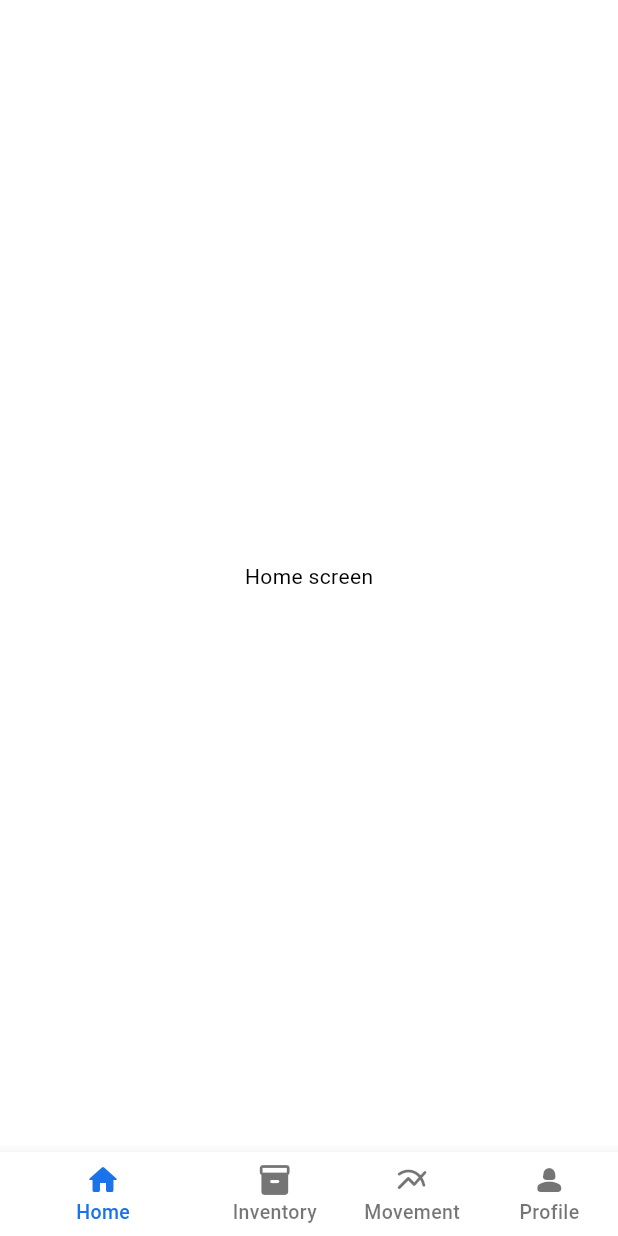
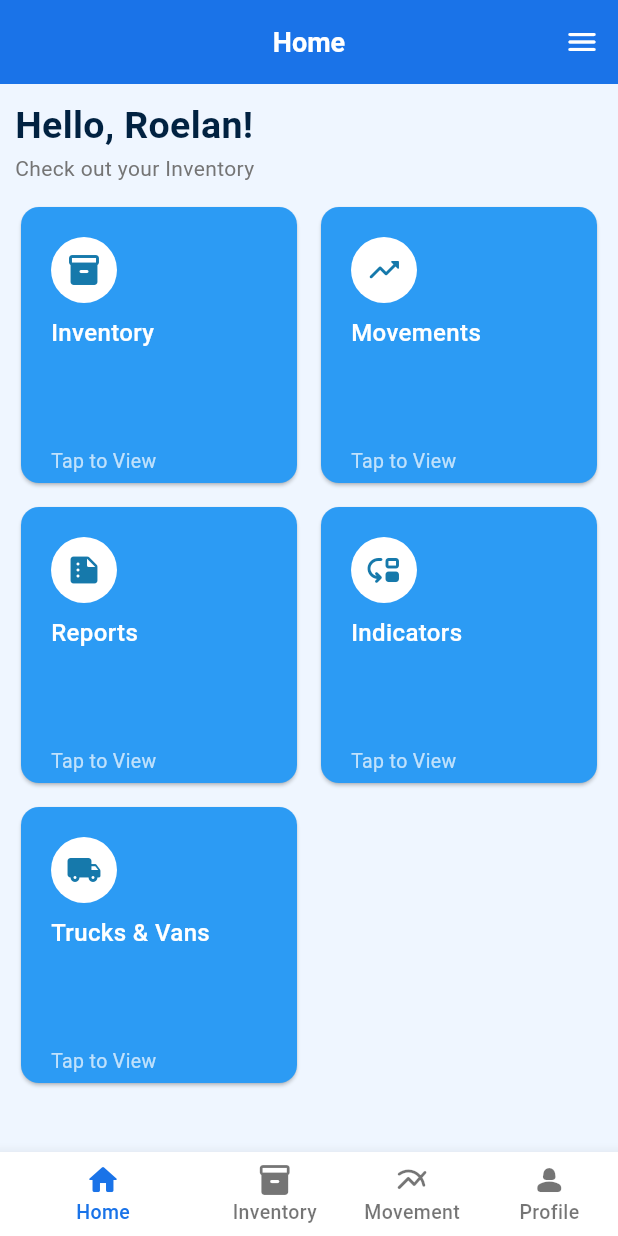
Before and after one commit to BigBlueLogistics/customer_app_mob, a Flutter app: the HomeScreen screen opened by its route, on a phone screen of 412 x 824 dp. Run offline on Flutter 3.47's test engine with Material 3 defaults, Android fonts, the phone set to English and light mode, and no system bars; our stand-ins replace dio, equatable, flutter_bloc, get_it, go_router, hydrated_bloc and 5 more; accounts and stored records are empty; generated files the repository leaves out were written again.

Commit message:
feat: create Home screen

```diff
--- a/lib/config/routes/app_router.dart
+++ b/lib/config/routes/app_router.dart
@@ -43,7 +43,7 @@ class AppRouter {
             routes: [
               GoRoute(
                   path: AppRoutes.homeScreen.path,
-                  builder: (context, state) => const HomeScreen()),
+                  builder: (context, state) => HomeScreen()),
               GoRoute(
                   path: AppRoutes.inventoryScreen.path,
                   builder: (context, state) =>
--- a/lib/config/theme/light_theme.dart
+++ b/lib/config/theme/light_theme.dart
@@ -6,10 +6,11 @@ ThemeData lightMode = ThemeData(
   primaryColor: const Color.fromRGBO(26, 115, 232, 1),
   primaryColorLight: const Color.fromARGB(255, 53, 140, 253),
   colorScheme: const ColorScheme.light(
-    background: Color.fromRGBO(240, 242, 245, 1),
+    // surface: Color.fromRGBO(240, 242, 245, 1),
     primary: Color.fromRGBO(26, 115, 232, 1),
     secondary: Color(0x007b809a),
   ),
+  scaffoldBackgroundColor: Color.fromRGBO(239, 246, 255, 1),
   textTheme: const TextTheme(
     headlineSmall: TextStyle(
       color: Color.fromARGB(255, 6, 25, 51),
--- a/lib/core/presentation/screens/home.dart
+++ b/lib/core/presentation/screens/home.dart
@@ -1,21 +1,50 @@
+import 'package:customer_app_mob/config/routes/app_routes.dart';
 import 'package:flutter/material.dart';
-import 'package:customer_app_mob/core/presentation/widgets/organisms/md_scaffold/md_scaffold.dart';
+import 'package:customer_app_mob/core/presentation/widgets/templates/home/home_template.dart';
 
 class HomeScreen extends StatelessWidget {
-  const HomeScreen({super.key});
+  HomeScreen({super.key});
+
+  final TextEditingController _searchText = TextEditingController();
+  final List<Map<String, dynamic>> menuList = [
+    {
+      'title': 'Inventory',
+      'route': AppRoutes.inventoryScreen.fullPath,
+      'icon': const Icon(Icons.inventory_2_rounded,
+          color: Color.fromARGB(255, 22, 121, 171))
+    },
+    {
+      'title': 'Movements',
+      'route': AppRoutes.movementScreen.fullPath,
+      'icon': const Icon(Icons.trending_up_rounded,
+          color: Color.fromARGB(255, 22, 121, 171))
+    },
+    {
+      'title': 'Reports',
+      'route': null,
+      'icon': const Icon(Icons.summarize_rounded,
+          color: Color.fromARGB(255, 22, 121, 171))
+    },
+    {
+      'title': 'Indicators',
+      'route': null,
+      'icon': const Icon(Icons.move_down_rounded,
+          color: Color.fromARGB(255, 22, 121, 171))
+    },
+    {
+      'title': 'Trucks & Vans',
+      'route': null,
+      'icon': const Icon(Icons.local_shipping_rounded,
+          color: Color.fromARGB(255, 22, 121, 171))
+    },
+  ];
 
   @override
   Widget build(BuildContext context) {
-    return const MDScaffold(
-      child: Flex(
-        direction: Axis.horizontal,
-        children: [
-          Expanded(
-              child: SizedBox(
-            child: Center(child: Text('Home screen')),
-          ))
-        ],
-      ),
+    return HomeTemplate(
+      username: 'Roelan',
+      searchText: _searchText,
+      menuList: menuList,
     );
   }
 }
--- a/lib/core/presentation/widgets/molecules/md_search/md_search.dart
+++ b/lib/core/presentation/widgets/molecules/md_search/md_search.dart
@@ -26,15 +26,15 @@ class MDSearch extends StatelessWidget {
       hintText: 'Search...',
       suffixIcon: IconButton(
         style: const ButtonStyle(
-          padding: MaterialStatePropertyAll(
+          padding: WidgetStatePropertyAll(
               EdgeInsets.symmetric(vertical: 6.0, horizontal: 6.0)),
-          shape: MaterialStatePropertyAll(
+          shape: WidgetStatePropertyAll(
             RoundedRectangleBorder(
               borderRadius: BorderRadius.all(Radius.circular(5.0)),
             ),
           ),
-          maximumSize: MaterialStatePropertyAll(Size(40.0, 40.0)),
-          minimumSize: MaterialStatePropertyAll(Size(30.0, 30.0)),
+          maximumSize: WidgetStatePropertyAll(Size(40.0, 40.0)),
+          minimumSize: WidgetStatePropertyAll(Size(30.0, 30.0)),
         ),
         icon: Icon(
           textController.text.isNotEmpty ? Icons.clear : Icons.search_outlined,
@@ -42,10 +42,10 @@ class MDSearch extends StatelessWidget {
         ),
         onPressed: textController.text.isNotEmpty ? onClear : null,
       ),
-      borderType: TextFormBorderType.filled,
-      borderColor: Theme.of(context).primaryColor,
+      borderType: TextFormBorderType.outline,
+      borderColor: Colors.grey.shade200,
       filled: true,
-      filledColor: const Color.fromARGB(255, 255, 255, 255),
+      filledColor: Colors.white,
     );
   }
 }
--- a/lib/core/presentation/widgets/organisms/md_scaffold/md_scaffold.dart
+++ b/lib/core/presentation/widgets/organisms/md_scaffold/md_scaffold.dart
@@ -4,17 +4,16 @@ class MDScaffold extends StatelessWidget {
   const MDScaffold({
     super.key,
     this.child,
+    this.onGoBack,
     this.appBarTitle = '',
     this.showFloatingActionButton = false,
     this.floatingActionButtonLoc = FloatingActionButtonLocation.endFloat,
   });
 
   final Widget? child;
-
+  final VoidCallback? onGoBack;
   final String appBarTitle;
-
   final bool showFloatingActionButton;
-
   final FloatingActionButtonLocation floatingActionButtonLoc;
 
   FloatingActionButton? floatingActionButton(BuildContext context) {
@@ -38,10 +37,12 @@ class MDScaffold extends StatelessWidget {
             color: Colors.white, fontSize: 18.0, fontWeight: FontWeight.w600),
       ),
       centerTitle: true,
-      leading: BackButton(
-        color: Colors.white,
-        onPressed: () {},
-      ),
+      leading: onGoBack != null
+          ? BackButton(
+              color: Colors.white,
+              onPressed: onGoBack,
+            )
+          : null,
       actions: [
         IconButton(
           onPressed: () => {},
--- /dev/null
+++ b/lib/core/presentation/widgets/templates/home/home_template.dart
@@ -0,0 +1,68 @@
+import 'package:customer_app_mob/config/routes/app_router.dart';
+import 'package:flutter/material.dart';
+import 'package:customer_app_mob/core/presentation/widgets/organisms/md_scaffold/md_scaffold.dart';
+import 'package:customer_app_mob/core/presentation/widgets/templates/home/menu_card.dart';
+
+class HomeTemplate extends StatelessWidget {
+  const HomeTemplate({
+    super.key,
+    required this.username,
+    required this.searchText,
+    required this.menuList,
+  });
+
+  final String username;
+  final TextEditingController searchText;
+  final List<Map<String, dynamic>> menuList;
+
+  @override
+  Widget build(BuildContext context) {
+    return MDScaffold(
+      appBarTitle: 'Home',
+      child: Padding(
+        padding: const EdgeInsets.all(10.0),
+        child: Column(
+          mainAxisAlignment: MainAxisAlignment.start,
+          mainAxisSize: MainAxisSize.max,
+          crossAxisAlignment: CrossAxisAlignment.start,
+          children: [
+            Text(
+              'Hello, $username!',
+              style: const TextStyle(
+                  color: Color.fromRGBO(1, 34, 65, 1),
+                  fontSize: 25,
+                  fontFamily: 'Roboto',
+                  fontWeight: FontWeight.w600),
+            ),
+            Text(
+              'Check out your Inventory',
+              style: TextStyle(color: Colors.grey.shade600),
+            ),
+            const SizedBox(height: 12),
+            // Container or Expanded to constrain the height of the GridView
+            Expanded(
+              child: GridView.builder(
+                gridDelegate: const SliverGridDelegateWithFixedCrossAxisCount(
+                    crossAxisCount: 2,
+                    crossAxisSpacing: 8.0,
+                    mainAxisSpacing: 8.0),
+                itemCount: menuList.length,
+                itemBuilder: (context, index) {
+                  return InkWell(
+                    onTap: menuList[index]['route'] != null
+                        ? () => AppRouter.router.go(menuList[index]['route'])
+                        : null,
+                    child: MenuCard(
+                      menuList: menuList,
+                      index: index,
+                    ),
+                  );
+                },
+              ),
+            ),
+          ],
+        ),
+      ),
+    );
+  }
+}
--- /dev/null
+++ b/lib/core/presentation/widgets/templates/home/menu_card.dart
@@ -0,0 +1,48 @@
+import 'package:flutter/material.dart';
+
+class MenuCard extends StatelessWidget {
+  const MenuCard({
+    super.key,
+    required this.menuList,
+    required this.index,
+  });
+
+  final List<Map<String, dynamic>> menuList;
+  final int index;
+
+  @override
+  Widget build(BuildContext context) {
+    return Card(
+      color: Colors.blue,
+      child: Padding(
+        padding: const EdgeInsets.only(left: 20.0, top: 20.0, bottom: 5.0),
+        child: Column(
+          mainAxisAlignment: MainAxisAlignment.spaceBetween,
+          crossAxisAlignment: CrossAxisAlignment.start,
+          children: [
+            Column(crossAxisAlignment: CrossAxisAlignment.start, children: [
+              Container(
+                padding: const EdgeInsets.all(10.0),
+                decoration: const BoxDecoration(
+                    shape: BoxShape.circle, color: Colors.white),
+                child: menuList[index]['icon'],
+              ),
+              const SizedBox(height: 8.0),
+              Text(
+                '${menuList[index]['title']}',
+                style: const TextStyle(
+                    color: Colors.white,
+                    fontSize: 16,
+                    fontWeight: FontWeight.w500),
+              ),
+            ]),
+            const Text(
+              'Tap to View',
+              style: TextStyle(color: Colors.white70, fontSize: 13.0),
+            )
+          ],
+        ),
+      ),
+    );
+  }
+}
```
